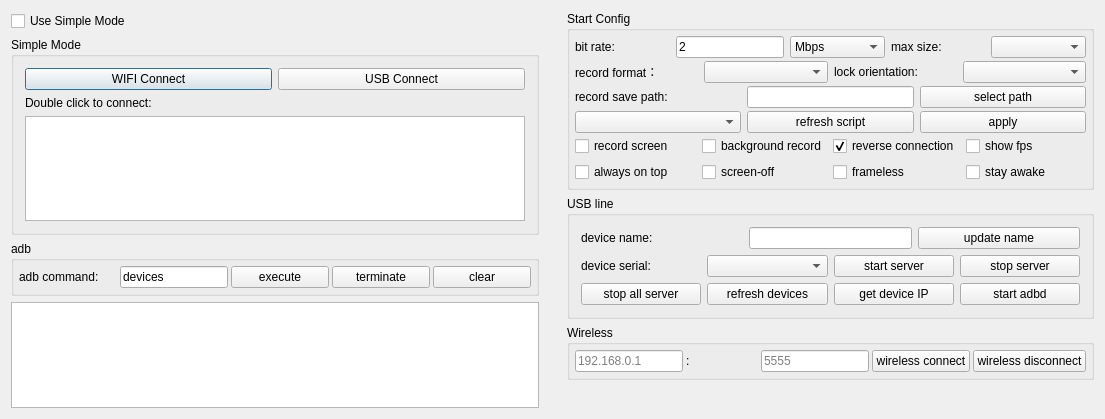
Old version of the form QtScrcpy/dialog.ui in the repository barry-ran/QtScrcpy.
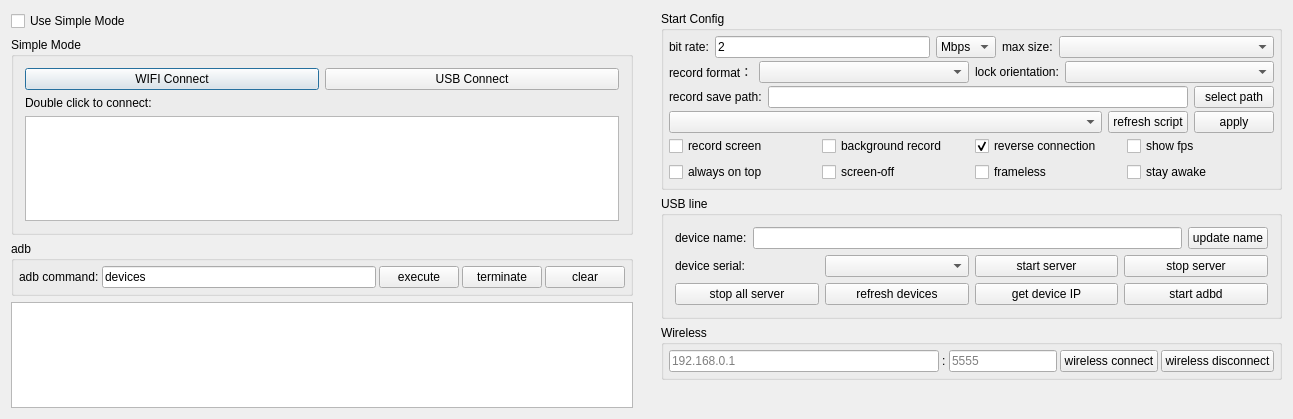
New version of the form.

Commit message: feat: good ui

Diff of the .ui file:
```diff
--- a/QtScrcpy/dialog.ui
+++ b/QtScrcpy/dialog.ui
@@ -6,7 +6,7 @@
    <rect>
     <x>0</x>
     <y>0</y>
-    <width>1105</width>
+    <width>1293</width>
     <height>419</height>
    </rect>
   </property>
@@ -38,11 +38,14 @@
       <item>
        <widget class="QCheckBox" name="useSingleModeCheck">
         <property name="sizePolicy">
-         <sizepolicy hsizetype="Preferred" vsizetype="Preferred">
+         <sizepolicy hsizetype="Preferred" vsizetype="Maximum">
           <horstretch>0</horstretch>
           <verstretch>0</verstretch>
          </sizepolicy>
         </property>
+        <property name="styleSheet">
+         <string notr="true"/>
+        </property>
         <property name="text">
          <string>Use Simple Mode</string>
         </property>
@@ -71,7 +74,7 @@
            <item>
             <widget class="QPushButton" name="wifiConnectBtn">
              <property name="sizePolicy">
-              <sizepolicy hsizetype="Preferred" vsizetype="Preferred">
+              <sizepolicy hsizetype="Preferred" vsizetype="Maximum">
                <horstretch>0</horstretch>
                <verstretch>0</verstretch>
               </sizepolicy>
@@ -84,7 +87,7 @@
            <item>
             <widget class="QPushButton" name="usbConnectBtn">
              <property name="sizePolicy">
-              <sizepolicy hsizetype="Preferred" vsizetype="Preferred">
+              <sizepolicy hsizetype="Preferred" vsizetype="Maximum">
                <horstretch>0</horstretch>
                <verstretch>0</verstretch>
               </sizepolicy>
@@ -125,7 +128,7 @@
       <item>
        <widget class="QGroupBox" name="adbGroupBox">
         <property name="sizePolicy">
-         <sizepolicy hsizetype="Preferred" vsizetype="Preferred">
+         <sizepolicy hsizetype="Preferred" vsizetype="Maximum">
           <horstretch>0</horstretch>
           <verstretch>0</verstretch>
          </sizepolicy>
@@ -152,7 +155,7 @@
          <item>
           <widget class="QLabel" name="label_7">
            <property name="sizePolicy">
-            <sizepolicy hsizetype="Preferred" vsizetype="Preferred">
+            <sizepolicy hsizetype="Maximum" vsizetype="Preferred">
              <horstretch>0</horstretch>
              <verstretch>0</verstretch>
             </sizepolicy>
@@ -168,7 +171,7 @@
          <item>
           <widget class="QLineEdit" name="adbCommandEdt">
            <property name="sizePolicy">
-            <sizepolicy hsizetype="Preferred" vsizetype="Preferred">
+            <sizepolicy hsizetype="MinimumExpanding" vsizetype="Preferred">
              <horstretch>0</horstretch>
              <verstretch>0</verstretch>
             </sizepolicy>
@@ -181,7 +184,7 @@
          <item>
           <widget class="QPushButton" name="adbCommandBtn">
            <property name="sizePolicy">
-            <sizepolicy hsizetype="Preferred" vsizetype="Preferred">
+            <sizepolicy hsizetype="Maximum" vsizetype="Preferred">
              <horstretch>0</horstretch>
              <verstretch>0</verstretch>
             </sizepolicy>
@@ -194,7 +197,7 @@
          <item>
           <widget class="QPushButton" name="stopAdbBtn">
            <property name="sizePolicy">
-            <sizepolicy hsizetype="Preferred" vsizetype="Preferred">
+            <sizepolicy hsizetype="Maximum" vsizetype="Preferred">
              <horstretch>0</horstretch>
              <verstretch>0</verstretch>
             </sizepolicy>
@@ -207,7 +210,7 @@
          <item>
           <widget class="QPushButton" name="clearOut">
            <property name="sizePolicy">
-            <sizepolicy hsizetype="Preferred" vsizetype="Preferred">
+            <sizepolicy hsizetype="Maximum" vsizetype="Preferred">
              <horstretch>0</horstretch>
              <verstretch>0</verstretch>
             </sizepolicy>
@@ -245,7 +248,7 @@
    <item>
     <widget class="QWidget" name="rightWidget" native="true">
      <property name="sizePolicy">
-      <sizepolicy hsizetype="Preferred" vsizetype="Preferred">
+      <sizepolicy hsizetype="MinimumExpanding" vsizetype="Preferred">
        <horstretch>0</horstretch>
        <verstretch>0</verstretch>
       </sizepolicy>
@@ -302,7 +305,7 @@
             <item>
              <widget class="QLabel" name="label_3">
               <property name="sizePolicy">
-               <sizepolicy hsizetype="Preferred" vsizetype="Preferred">
+               <sizepolicy hsizetype="Maximum" vsizetype="Preferred">
                 <horstretch>0</horstretch>
                 <verstretch>0</verstretch>
                </sizepolicy>
@@ -328,7 +331,7 @@
             <item>
              <widget class="QComboBox" name="bitRateBox">
               <property name="sizePolicy">
-               <sizepolicy hsizetype="Preferred" vsizetype="Preferred">
+               <sizepolicy hsizetype="Maximum" vsizetype="Preferred">
                 <horstretch>0</horstretch>
                 <verstretch>0</verstretch>
                </sizepolicy>
@@ -354,7 +357,7 @@
             <item>
              <widget class="QLabel" name="label_4">
               <property name="sizePolicy">
-               <sizepolicy hsizetype="Preferred" vsizetype="Preferred">
+               <sizepolicy hsizetype="Maximum" vsizetype="Preferred">
                 <horstretch>0</horstretch>
                 <verstretch>0</verstretch>
                </sizepolicy>
@@ -404,7 +407,7 @@
             <item>
              <widget class="QLabel" name="label_6">
               <property name="sizePolicy">
-               <sizepolicy hsizetype="Preferred" vsizetype="Preferred">
+               <sizepolicy hsizetype="Maximum" vsizetype="Preferred">
                 <horstretch>0</horstretch>
                 <verstretch>0</verstretch>
                </sizepolicy>
@@ -427,7 +430,7 @@
             <item>
              <widget class="QLabel" name="label_8">
               <property name="sizePolicy">
-               <sizepolicy hsizetype="Preferred" vsizetype="Preferred">
+               <sizepolicy hsizetype="Maximum" vsizetype="Preferred">
                 <horstretch>0</horstretch>
                 <verstretch>0</verstretch>
                </sizepolicy>
@@ -490,7 +493,7 @@
             <item>
              <widget class="QLineEdit" name="recordPathEdt">
               <property name="sizePolicy">
-               <sizepolicy hsizetype="Preferred" vsizetype="Preferred">
+               <sizepolicy hsizetype="MinimumExpanding" vsizetype="Preferred">
                 <horstretch>0</horstretch>
                 <verstretch>0</verstretch>
                </sizepolicy>
@@ -543,7 +546,7 @@
             <item>
              <widget class="QComboBox" name="gameBox">
               <property name="sizePolicy">
-               <sizepolicy hsizetype="Preferred" vsizetype="Preferred">
+               <sizepolicy hsizetype="MinimumExpanding" vsizetype="Preferred">
                 <horstretch>0</horstretch>
                 <verstretch>0</verstretch>
                </sizepolicy>
@@ -749,7 +752,7 @@
            <item>
             <widget class="QLineEdit" name="userNameEdt">
              <property name="sizePolicy">
-              <sizepolicy hsizetype="Preferred" vsizetype="Preferred">
+              <sizepolicy hsizetype="MinimumExpanding" vsizetype="Preferred">
                <horstretch>0</horstretch>
                <verstretch>0</verstretch>
               </sizepolicy>
@@ -971,7 +974,7 @@
          <item>
           <widget class="QLineEdit" name="deviceIpEdt">
            <property name="sizePolicy">
-            <sizepolicy hsizetype="Preferred" vsizetype="Preferred">
+            <sizepolicy hsizetype="MinimumExpanding" vsizetype="Preferred">
              <horstretch>0</horstretch>
              <verstretch>0</verstretch>
             </sizepolicy>
@@ -990,7 +993,7 @@
          <item>
           <widget class="QLabel" name="label">
            <property name="sizePolicy">
-            <sizepolicy hsizetype="Preferred" vsizetype="Preferred">
+            <sizepolicy hsizetype="Maximum" vsizetype="Preferred">
              <horstretch>0</horstretch>
              <verstretch>0</verstretch>
             </sizepolicy>
@@ -1003,7 +1006,7 @@
          <item>
           <widget class="QLineEdit" name="devicePortEdt">
            <property name="sizePolicy">
-            <sizepolicy hsizetype="Preferred" vsizetype="Preferred">
+            <sizepolicy hsizetype="Maximum" vsizetype="Preferred">
              <horstretch>0</horstretch>
              <verstretch>0</verstretch>
             </sizepolicy>
```
The commit also changes 2 other files.
